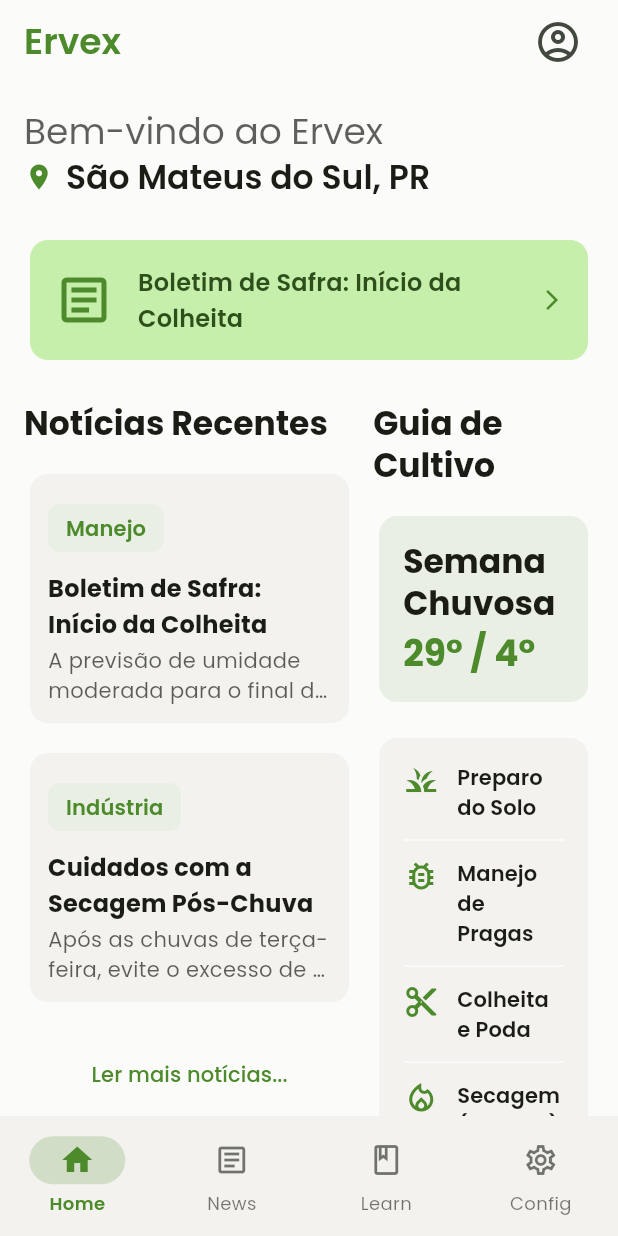
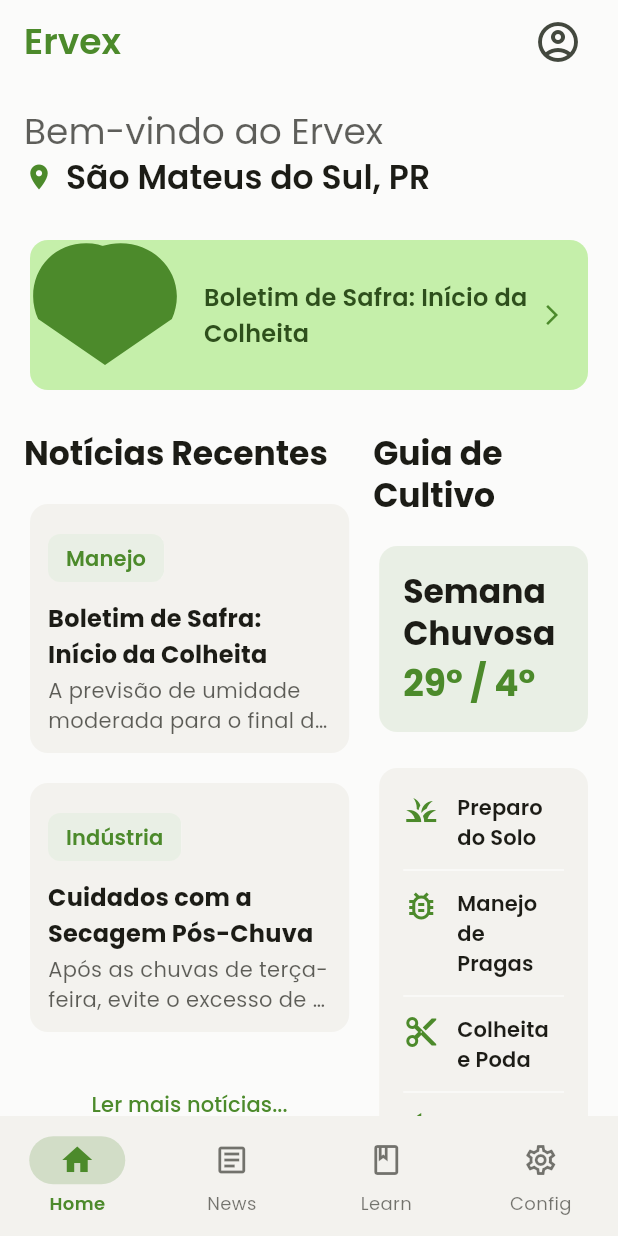
Before and after one commit to EnsFla/Eita, a Flutter app: the screen it shows after launch, on a phone screen of 412 x 824 dp. Run offline on Flutter 3.47's test engine with Material 3 defaults, Android fonts, the light colour scheme and no system bars; our stand-ins replace flutter_svg, go_router, google_fonts, shared_preferences.

Commit message:
Trocamos de Repositorio

```diff
--- a/ervex/lib/screens/home_screen.dart
+++ b/ervex/lib/screens/home_screen.dart
@@ -4,6 +4,7 @@ import 'dart:convert';
 import 'dart:math'; // Para usar 'min' e 'max'
 import 'package:intl/intl.dart';
 import 'package:go_router/go_router.dart';
+import 'package:flutter_svg/flutter_svg.dart'; // Importa o pacote SVG
 import 'package:ervex/models/clima.dart';
 import 'package:ervex/models/boletim.dart';
 import 'package:shared_preferences/shared_preferences.dart';
@@ -77,14 +78,15 @@ class _HomeScreenState extends State<HomeScreen> {
     await data;
   }
 
-  (String, IconData) _getAlerta(Clima clima, Boletim boletim) {
+  // --- MUDANÇA: Agora retorna (alerta, caminho do SVG) ---
+  (String, String) _getAlerta(Clima clima, Boletim boletim) {
     if (clima.tempMin <= 5) {
-      return ("Risco de geada forte. Proteja os ervais jovens!", Icons.ac_unit);
+      return ("Risco de geada forte. Proteja os ervais jovens!", 'geada.svg');
     }
     if (clima.chuvaMm > 10) {
-      return ("Chuva intensa. Evite colheita e manejo de solo.", Icons.water_drop);
+      return ("Chuva intensa. Evite colheita e manejo de solo.", 'chuva.svg');
     }
-    return (boletim.titulo, Icons.article_outlined);
+    return (boletim.titulo, 'erva.svg'); // SVG Padrão de erva-mate
   }
 
   @override
@@ -133,7 +135,8 @@ class _HomeScreenState extends State<HomeScreen> {
             orElse: () => climaList.first,
           );
 
-          final (alerta, alertaIcone) = _getAlerta(hoje, boletimList.first);
+          // --- MUDANÇA: Agora pega (alerta, svg) ---
+          final (alertaTitulo, alertaSvg) = _getAlerta(hoje, boletimList.first);
 
           return RefreshIndicator(
             onRefresh: _refreshData,
@@ -161,10 +164,10 @@ class _HomeScreenState extends State<HomeScreen> {
                 ),
                 const SizedBox(height: 24),
 
-                // 1. Card de Alerta Superior (Estilo Melhorado)
+                // 1. Card de Alerta Superior (Estilo Melhorado com SVG)
                 _AlertCard(
-                  alerta: alerta,
-                  icon: alertaIcone,
+                  alerta: alertaTitulo,
+                  svgPath: 'assets/icons/$alertaSvg', // Passa o caminho do SVG
                   onTap: () => context.go('/boletins'),
                 ),
                 const SizedBox(height: 24),
@@ -185,8 +188,8 @@ class _HomeScreenState extends State<HomeScreen> {
                         ],
                       ),
                     ),
-                    // --- CORREÇÃO: Diminuir o espaço entre colunas ---
-                    const SizedBox(width: 12), // Era 16
+
+                    const SizedBox(width: 12),
 
                     // --- COLUNA DA DIREITA (GUIA DE CULTIVO) ---
                     Expanded(
@@ -215,7 +218,7 @@ class _HomeScreenState extends State<HomeScreen> {
   }
 }
 
-// --- WIDGETS ---
+// --- WIDGETS (Os outros não mudaram, apenas o _AlertCard) ---
 
 // Cabeçalho de Seção
 class _SectionHeader extends StatelessWidget {
@@ -223,7 +226,7 @@ class _SectionHeader extends StatelessWidget {
   const _SectionHeader({required this.title});
 
   @override
-  Widget build(BuildContext context) { // <-- CORREÇÃO: BuildContextContext -> BuildContext
+  Widget build(BuildContext context) {
     return Text(
       title,
       style: Theme.of(context).textTheme.titleLarge?.copyWith(
@@ -240,30 +243,23 @@ class _FeaturedContentList extends StatelessWidget {
 
   @override
   Widget build(BuildContext context) {
-    // Como estamos dentro de um ListView > Row > Column,
-    // não podemos usar outro ListView.builder.
-    // Usar Column para uma lista pequena (4-5 itens) é aceitável.
-
-    // --- CORREÇÃO: Limitar a 2 notícias e adicionar botão "Ler Mais" ---
     final int maxItems = 2;
     final itemsToShow = boletimList.take(maxItems).toList();
 
     return Column(
       children: [
-        ...itemsToShow // Spread operator para a lista limitada
+        ...itemsToShow
             .map((boletim) => Padding(
-                  // --- CORREÇÃO: Diminuir espaço vertical entre notícias ---
-                  padding: const EdgeInsets.only(bottom: 12.0), // Era 16
+                  padding: const EdgeInsets.only(bottom: 12.0),
                   child: _FeaturedContentCard(boletim: boletim),
                 ))
             .toList(),
 
-        // Adiciona o botão se houver mais boletins do que o máximo
         if (boletimList.length > maxItems)
           Padding(
             padding: const EdgeInsets.only(top: 8.0),
             child: TextButton(
-              onPressed: () => context.go('/boletins'), // Navega para a tela News
+              onPressed: () => context.go('/boletins'),
               child: const Text('Ler mais notícias...'),
             ),
           )
@@ -288,8 +284,7 @@ class _FeaturedContentCard extends StatelessWidget {
         onTap: () => context.go('/boletins'),
         borderRadius: BorderRadius.circular(12),
         child: Padding(
-          // --- CORREÇÃO: Diminuir padding interno do card ---
-          padding: const EdgeInsets.all(12.0), // Era 16
+          padding: const EdgeInsets.all(12.0),
           child: Column(
             crossAxisAlignment: CrossAxisAlignment.start,
             children: [
@@ -303,23 +298,20 @@ class _FeaturedContentCard extends StatelessWidget {
                 side: BorderSide.none,
                 padding: const EdgeInsets.symmetric(horizontal: 4),
               ),
-              // --- CORREÇÃO: Diminuir espaço interno ---
-              const SizedBox(height: 4), // Era 8
+              const SizedBox(height: 4),
               Text(
                 boletim.titulo,
                 style: textTheme.titleMedium?.copyWith(
                   fontWeight: FontWeight.bold,
                 ),
               ),
-              // --- CORREÇÃO: Diminuir espaço interno ---
-              const SizedBox(height: 2), // Era 4
+              const SizedBox(height: 2),
               Text(
                 boletim.resumo,
                 style: textTheme.bodyMedium?.copyWith(
                   color: colorScheme.onSurface.withOpacity(0.7),
                 ),
-                // --- CORREÇÃO: Diminuir tamanho vertical (menos linhas) ---
-                maxLines: 2, // Era 3
+                maxLines: 2,
                 overflow: TextOverflow.ellipsis,
               ),
             ],
@@ -374,7 +366,7 @@ class _WeatherSummaryCard extends StatelessWidget {
   }
 }
 
-// NOVO WIDGET: Card "Guia Rápido" (Tipo Embrapa)
+// Card "Guia Rápido" (Tipo Embrapa)
 class _GuiaRapidoCard extends StatelessWidget {
   const _GuiaRapidoCard();
 
@@ -438,16 +430,14 @@ class _GuiaItem extends StatelessWidget {
         children: [
           Icon(icon, color: Theme.of(context).colorScheme.primary),
           const SizedBox(width: 12),
-          // --- CORREÇÃO: Envolver o Text em Expanded para corrigir o OVERFLOW ---
           Expanded(
             child: Text(
               title,
-              // Estilo que eu tinha apagado por engano
               style: Theme.of(context).textTheme.titleSmall?.copyWith(
                 fontWeight: FontWeight.w600
               ),
-            ), // <-- Parêntese do Text FECHADO
-          ), // <-- Parêntese do Expanded FECHADO
+            ),
+          ),
         ],
       ),
     );
@@ -455,15 +445,16 @@ class _GuiaItem extends StatelessWidget {
 }
 
 
-// Card de Alerta (Estilo Melhorado)
+// --- WIDGET ATUALIZADO ---
+// Card de Alerta (Estilo Melhorado com SVG e mais alto)
 class _AlertCard extends StatelessWidget {
   final String alerta;
-  final IconData icon;
+  final String svgPath; // Novo parâmetro para o caminho do SVG
   final VoidCallback onTap;
 
   const _AlertCard({
     required this.alerta,
-    required this.icon,
+    required this.svgPath, // Tornar obrigatório
     required this.onTap,
   });
 
@@ -472,18 +463,42 @@ class _AlertCard extends StatelessWidget {
     final colorScheme = Theme.of(context).colorScheme;
 
     return Card(
-      // Fundo verde claro
       color: colorScheme.primaryContainer,
       child: InkWell(
         onTap: onTap,
         borderRadius: BorderRadius.circular(12),
+        child: IntrinsicHeight(
+          child: Row(
+            crossAxisAlignment: CrossAxisAlignment.stretch,
+            children: [
+              // Imagem à esquerda (agora SVG)
+              ClipRRect(
+                borderRadius: const BorderRadius.only(
+                  topLeft: Radius.circular(12),
+                  bottomLeft: Radius.circular(12),
+                ),
+                // --- MUDANÇA: Usa SvgPicture.asset ---
+                child: SvgPicture.asset(
+                  svgPath,
+                  width: 100,
+                  fit: BoxFit.cover,
+                  colorFilter: ColorFilter.mode(
+                    colorScheme.primary, // Colore o SVG com a cor primária
+                    BlendMode.srcIn,
+                  ),
+                  placeholderBuilder: (context) => Container(
+                    width: 100,
+                    color: colorScheme.surfaceVariant,
+                    child: Icon(Icons.image, color: colorScheme.onSurfaceVariant),
+                  ),
+                ),
+              ),
+              Expanded(
                 child: Padding(
-          padding: const EdgeInsets.all(16.0),
+                  // --- MUDANÇA: Aumenta o padding vertical para o card ficar mais alto ---
+                  padding: const EdgeInsets.symmetric(horizontal: 16.0, vertical: 24.0),
                   child: Row(
                     children: [
-              // Ícone verde escuro
-              Icon(icon, color: colorScheme.primary, size: 40),
-              const SizedBox(width: 16),
                       Expanded(
                         child: Text(
                           alerta,
@@ -491,9 +506,8 @@ class _AlertCard extends StatelessWidget {
                               .textTheme
                               .titleMedium
                               ?.copyWith(
-                        // Texto verde escuro (ou onPrimaryContainer)
                                 color: colorScheme.onPrimaryContainer,
-                        fontWeight: FontWeight.w600
+                                fontWeight: FontWeight.w600,
                               ),
                         ),
                       ),
@@ -503,6 +517,10 @@ class _AlertCard extends StatelessWidget {
                   ),
                 ),
               ),
+            ],
+          ),
+        ),
+      ),
     );
   }
 }
--- a/ervex/pubspec.yaml
+++ b/ervex/pubspec.yaml
@@ -36,3 +36,5 @@ flutter:
   # Definição dos assets de dados
   assets:
     - assets/data/
+    - assets/images/
+    - assets/icons/
```
Also changed, not shown: ervex/assets/icons/chuva.svg (added), ervex/assets/icons/erva.svg (added), ervex/assets/icons/geada.svg (added). Lines whose indentation alone changed are shown as unchanged.
